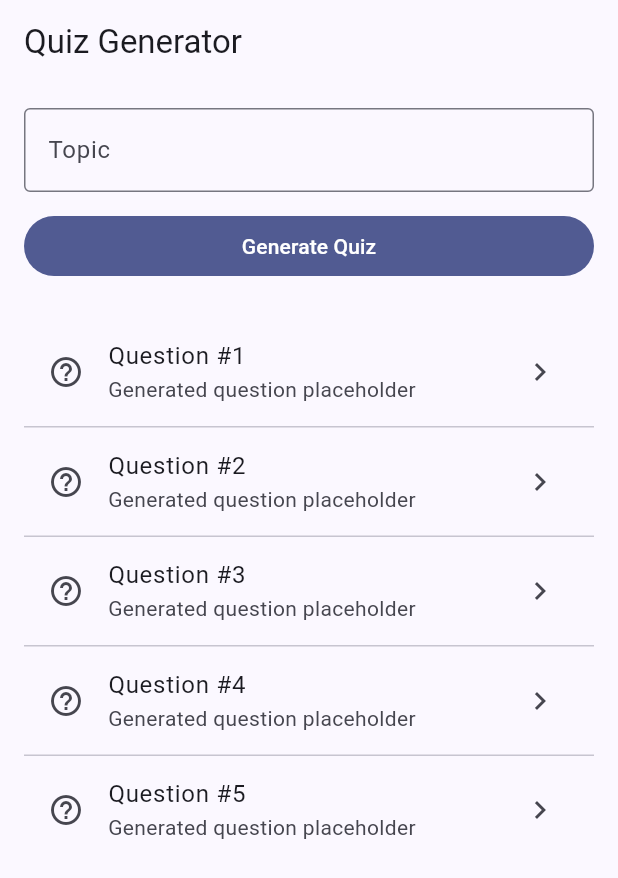
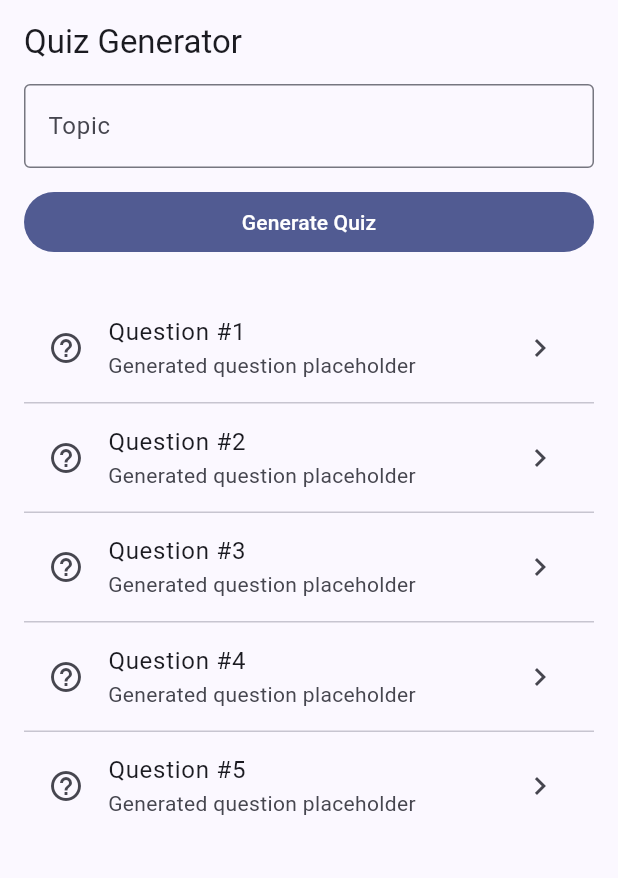
Before and after one commit to KeilizonDeiv/QuLearn, a Flutter app: the QuizGeneratorScreen screen opened by its route, on a phone screen of 412 x 824 dp. Shown: the top 878 px of the screen. Run offline on Flutter 3.47's test engine with Material 3 defaults, Android fonts, the light colour scheme and no system bars.

Commit message:
screen adjust

```diff
--- a/lib/Screens/home/quiz_generator_screen.dart
+++ b/lib/Screens/home/quiz_generator_screen.dart
@@ -1,4 +1,5 @@
 import 'package:flutter/material.dart';
+import 'package:qulearn/widgets/responsive_scaffold.dart';
 
 class QuizGeneratorScreen extends StatelessWidget {
   const QuizGeneratorScreen({super.key});
@@ -8,8 +9,7 @@ class QuizGeneratorScreen extends StatelessWidget {
     final TextEditingController topicController = TextEditingController();
     return Scaffold(
       appBar: AppBar(automaticallyImplyLeading: false, title: const Text('Quiz Generator')),
-      body: Padding(
-        padding: const EdgeInsets.all(16.0),
+      body: ResponsiveBody(
         child: Column(
           crossAxisAlignment: CrossAxisAlignment.stretch,
           children: <Widget>[
@@ -27,8 +27,9 @@ class QuizGeneratorScreen extends StatelessWidget {
               child: const Text('Generate Quiz'),
             ),
             const SizedBox(height: 24),
-            Expanded(
-              child: ListView.separated(
+            ListView.separated(
+              shrinkWrap: true,
+              physics: const NeverScrollableScrollPhysics(),
               itemBuilder: (_, int i) => ListTile(
                 leading: const Icon(Icons.help_outline),
                 title: Text('Question #${i + 1}'),
@@ -38,7 +39,6 @@ class QuizGeneratorScreen extends StatelessWidget {
               separatorBuilder: (_, __) => const Divider(height: 1),
               itemCount: 5,
             ),
-            ),
           ],
         ),
       ),
--- a/lib/app.dart
+++ b/lib/app.dart
@@ -1,6 +1,7 @@
 import 'package:flutter/material.dart';
 import 'package:qulearn/routes.dart';
 import 'package:qulearn/utils/app_theme.dart';
+import 'package:qulearn/utils/scroll_behavior.dart';
 
 class QuLearnApp extends StatelessWidget {
   const QuLearnApp({super.key});
@@ -9,11 +10,13 @@ class QuLearnApp extends StatelessWidget {
   Widget build(BuildContext context) {
     return MaterialApp(
       title: 'QuLearn',
+      debugShowCheckedModeBanner: false,
       theme: AppTheme.light,
       darkTheme: AppTheme.dark,
       themeMode: ThemeMode.system,
       initialRoute: AppRoutes.login,
       onGenerateRoute: AppRoutes.onGenerateRoute,
+      scrollBehavior: const AppScrollBehavior(),
     );
   }
 }
```
Lines whose indentation alone changed are shown as unchanged.
